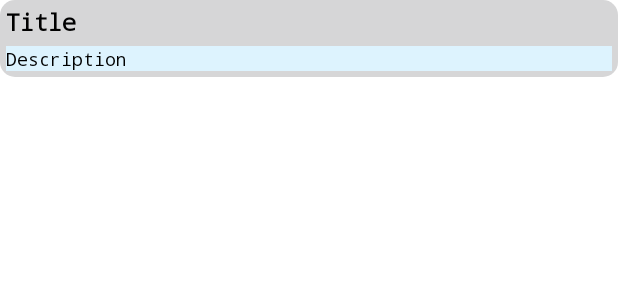
After one commit to mustafapoya/SkillAssessment, an Android app: the layout view_question.xml on its own in the app's theme, with its tools: preview values and no code run, on a phone screen of 412 x 824 dp. The commit adds this screen. Shown: the top 300 px of the screen. Run offline under Robolectric (Android 15) with nearby library versions, the phone set to English and light mode, and no system bars.

Commit message:
Create custom view question

```diff
--- /dev/null
+++ b/app/src/main/res/layout/view_question.xml
@@ -0,0 +1,40 @@
+<?xml version="1.0" encoding="utf-8"?>
+<androidx.constraintlayout.widget.ConstraintLayout
+    xmlns:android="http://schemas.android.com/apk/res/android"
+    xmlns:app="http://schemas.android.com/apk/res-auto"
+    android:background="@drawable/custom_list_background"
+    android:layout_width="match_parent"
+    android:layout_height="wrap_content"
+    android:clickable="true"
+    android:focusable="true"
+    android:padding="4dp"
+    >
+
+    <TextView
+        android:id="@+id/txt_question_text"
+        android:layout_width="0dp"
+        android:layout_height="wrap_content"
+        android:text="@string/title"
+        android:textColor="@color/black"
+        android:fontFamily="monospace"
+        android:textSize="15sp"
+        android:textStyle="bold"
+        app:layout_constraintEnd_toEndOf="parent"
+        app:layout_constraintStart_toStartOf="parent"
+        app:layout_constraintTop_toTopOf="parent" />
+
+    <TextView
+        android:id="@+id/txt_question_code"
+        android:layout_width="0dp"
+        android:layout_height="wrap_content"
+        android:textColor="@color/black"
+        android:fontFamily="monospace"
+        android:text="@string/description"
+        android:textSize="12sp"
+        android:background="@color/blue_200"
+        android:layout_marginTop="5dp"
+        app:layout_constraintEnd_toEndOf="parent"
+        app:layout_constraintStart_toStartOf="parent"
+        app:layout_constraintTop_toBottomOf="@+id/txt_question_text" />
+
+</androidx.constraintlayout.widget.ConstraintLayout>
```
Also changed, not shown: app/src/main/java/net/golbarg/skillassessment/CustomView/QuestionView.java (added, +37 -0 lines), app/src/main/res/values/attrs.xml (+4 -6 lines).
